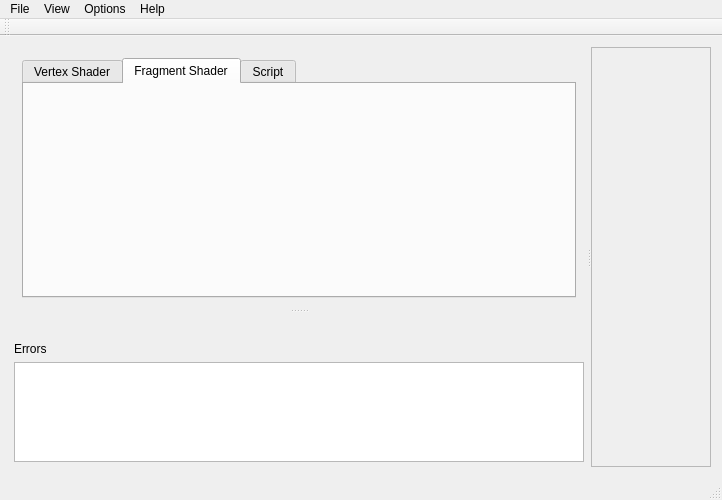
607011/glsl-live, file mainwindow.ui: the form before one commit.
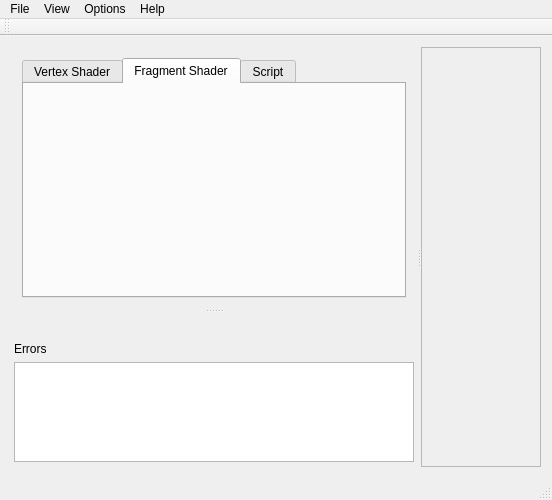
The form after the commit. Icons and pictures are not drawn.

Diff of the .ui file:
```diff
--- a/mainwindow.ui
+++ b/mainwindow.ui
@@ -6,7 +6,7 @@
    <rect>
     <x>0</x>
     <y>0</y>
-    <width>722</width>
+    <width>552</width>
     <height>495</height>
    </rect>
   </property>
@@ -285,7 +285,7 @@
     <rect>
      <x>0</x>
      <y>0</y>
-     <width>722</width>
+     <width>552</width>
      <height>21</height>
     </rect>
    </property>
```
Left out of the diff: 8 changed lines with no effect on the pictures.
